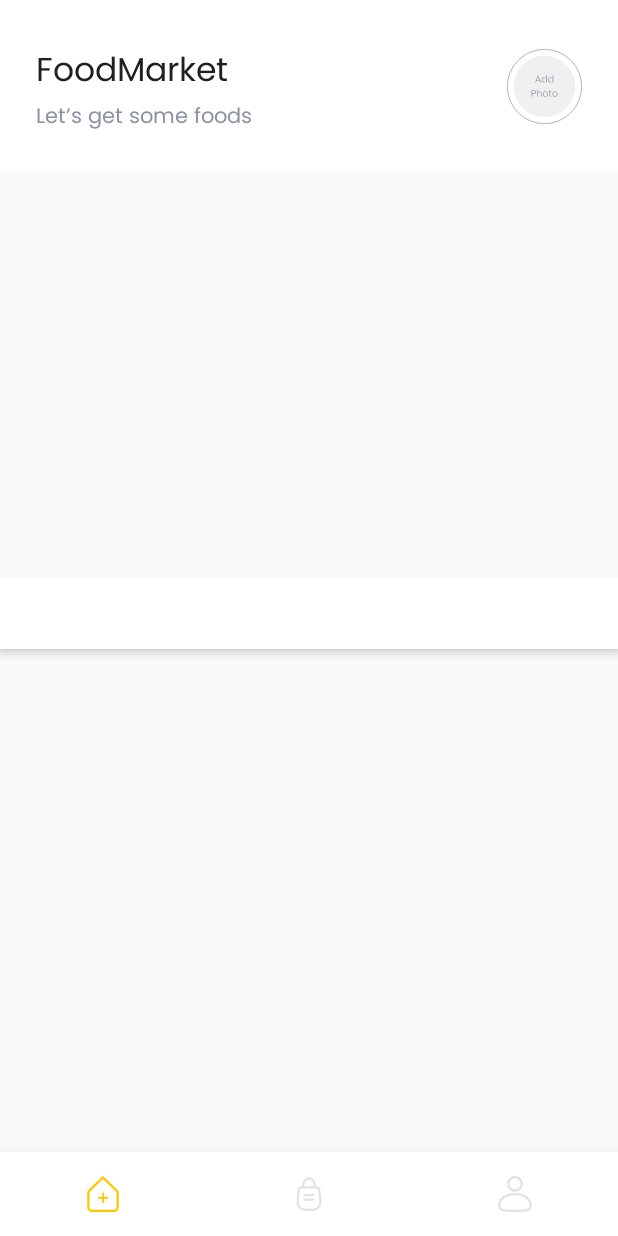
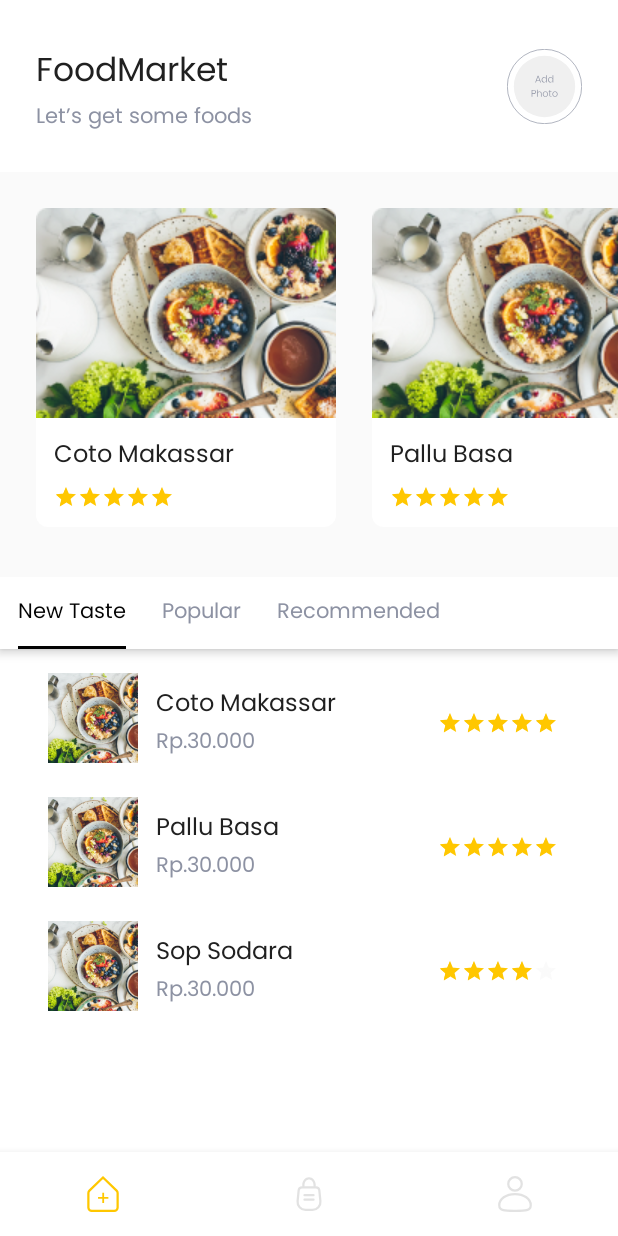
Before and after one commit to HarizahSyawal/FoodAppMarket-Kotlin, an Android app: the HomeFragment screen opened directly, with no data from a screen before it, on a phone screen of 412 x 824 dp. Run offline under Robolectric (Android 15) with nearby library versions, the phone set to English and light mode, and no system bars; our stand-ins replace navigation-ui.

Commit message:
New Changes :
feat(foodpage) :
- FoodPage Slider image
- Custom Tab
- Implement data dummy
Update Gradle :
- apply plugin: 'com.github.bumptech.glide:glide:4.11.0'

```diff
--- a/FrontEnd/app/build.gradle
+++ b/FrontEnd/app/build.gradle
@@ -52,6 +52,8 @@ dependencies {
 
     implementation 'com.airbnb.android:lottie:3.4.4'
 
+    implementation 'com.github.bumptech.glide:glide:4.11.0'
+
     testImplementation 'junit:junit:4.13.2'
     androidTestImplementation 'androidx.test.ext:junit:1.1.5'
     androidTestImplementation 'androidx.test.espresso:espresso-core:3.5.1'
--- /dev/null
+++ b/FrontEnd/app/src/main/java/com/hariz/foodmarketapp/model/dummy/HomeModel.kt
@@ -0,0 +1,13 @@
+package com.hariz.foodmarketapp.model.dummy
+
+class HomeModel (title: String, src: String, rating: Float) {
+    var title = ""
+    var src = ""
+    var rating = 0f
+
+    init {
+        this.title = title
+        this.src = src
+        this.rating = rating
+    }
+}
--- /dev/null
+++ b/FrontEnd/app/src/main/java/com/hariz/foodmarketapp/model/dummy/HomeVerticalModel.kt
@@ -0,0 +1,17 @@
+package com.hariz.foodmarketapp.model.dummy
+
+class HomeVerticalModel (title:String, price:String, src:String, rating:Float) {
+
+    var title = ""
+    var price = ""
+    var src = ""
+    var rating = 0f
+
+    init {
+        this.title = title
+        this.price = price
+        this.src = src
+        this.rating = rating
+    }
+
+}
--- /dev/null
+++ b/FrontEnd/app/src/main/java/com/hariz/foodmarketapp/model/dummy/ProfileMenuModel.kt
@@ -0,0 +1,11 @@
+package com.hariz.foodmarketapp.model.dummy
+
+class ProfileMenuModel (title:String) {
+
+    var title = ""
+
+    init {
+        this.title = title
+    }
+
+}
--- /dev/null
+++ b/FrontEnd/app/src/main/java/com/hariz/foodmarketapp/ui/home/HomeAdapter.kt
@@ -0,0 +1,52 @@
+package com.hariz.foodmarketapp.ui.home
+
+import android.view.LayoutInflater
+import android.view.View
+import android.view.ViewGroup
+import androidx.recyclerview.widget.RecyclerView
+import com.bumptech.glide.Glide
+import com.hariz.foodmarketapp.R
+import com.hariz.foodmarketapp.model.dummy.HomeModel
+import kotlinx.android.synthetic.main.fragment_home.view.tvTitle
+import kotlinx.android.synthetic.main.item_home_horizontal.view.*
+
+class HomeAdapter (
+    private val listData : List<HomeModel>,
+    private val itemAdapterCallback : ItemAdapterCallback,
+) : RecyclerView.Adapter<HomeAdapter.ViewHolder>(){
+    override fun onCreateViewHolder(parent: ViewGroup, viewType: Int): ViewHolder {
+        val layoutInflater = LayoutInflater.from(parent.context)
+        val view = layoutInflater.inflate(R.layout.item_home_horizontal, parent, false)
+        return ViewHolder(view)
+
+    }
+
+    override fun onBindViewHolder(holder: ViewHolder, position: Int) {
+        holder.bind(listData[position], itemAdapterCallback)
+    }
+
+    override fun getItemCount(): Int {
+        return listData.size
+    }
+
+    class ViewHolder (itemView:View) : RecyclerView.ViewHolder(itemView) {
+        fun bind(data : HomeModel, itemAdapterCallback: ItemAdapterCallback) {
+            itemView.apply {
+                tvTitle.text = data.title
+
+                rbFood.rating = data.rating
+
+//                Glide.with(context)
+//                    .load(data.src)
+//                    .into(ivPoster)
+
+                itemView.setOnClickListener { itemAdapterCallback.onClick(it, data) }
+            }
+        }
+    }
+
+    interface ItemAdapterCallback {
+        fun onClick(v: View, data:HomeModel)
+    }
+
+}
--- a/FrontEnd/app/src/main/java/com/hariz/foodmarketapp/ui/home/HomeFragment.kt
+++ b/FrontEnd/app/src/main/java/com/hariz/foodmarketapp/ui/home/HomeFragment.kt
@@ -6,25 +6,20 @@ import android.os.Bundle
 import android.view.LayoutInflater
 import android.view.View
 import android.view.ViewGroup
+import android.widget.LinearLayout
 import android.widget.Toast
 import androidx.fragment.app.Fragment
 import androidx.recyclerview.widget.LinearLayoutManager
 import androidx.recyclerview.widget.RecyclerView
+import androidx.viewpager.widget.ViewPager
 import com.hariz.foodmarketapp.R
+import com.hariz.foodmarketapp.model.dummy.HomeModel
 import kotlinx.android.synthetic.main.fragment_home.*
 import kotlinx.coroutines.flow.flowOf
 
-//class HomeFragment : Fragment(),HomeAdapter.ItemAdapterCallback, HomeContract.View {
-    class HomeFragment : Fragment(){
+    class HomeFragment : Fragment(), HomeAdapter.ItemAdapterCallback{
 
-//    private var newStateList : ArrayList<Data> = ArrayList()
-//    private var popularList : ArrayList<Data> = ArrayList()
-//    private var recomendedList : ArrayList<Data> = ArrayList()
-//
-
-//    private lateinit var presenter:HomePresenter
-
-    var progressDialog : Dialog? = null
+    private var foodList : ArrayList<HomeModel> = ArrayList()
 
     override fun onCreateView(
         inflater: LayoutInflater,
@@ -35,91 +30,30 @@ import kotlinx.coroutines.flow.flowOf
         return root
     }
 
-    override fun onActivityCreated(savedInstanceState: Bundle?) {
-        super.onActivityCreated(savedInstanceState)
+        override fun onActivityCreated(savedInstanceState: Bundle?) {
+            super.onActivityCreated(savedInstanceState)
 
-        initView()
-//        presenter = HomePresenter(this)
-//        presenter.getHome()
-        //initDataDummy()
+            initDataDummy()
+            var adapter = HomeAdapter(foodList, this)
+            var layoutManager : RecyclerView.LayoutManager = LinearLayoutManager(context, LinearLayoutManager.HORIZONTAL, false)
+            rcList.layoutManager = layoutManager
+            rcList.adapter = adapter
 
+            val sectionPagerAdapter = SectionPagerAdapter(
+                childFragmentManager
+            )
+            viewPager.adapter = sectionPagerAdapter
+            tabLayout.setupWithViewPager(viewPager)
+        }
 
-
+    fun initDataDummy(){
+        foodList = ArrayList()
+        foodList.add(HomeModel("Coto Makassar", "", 5f))
+        foodList.add(HomeModel("Pallu Basa", "", 5f))
+        foodList.add(HomeModel("Sop Sodara", "", 4f))
     }
 
-    private fun initView() {
-        progressDialog = Dialog(requireContext())
-        val dialogLayout = layoutInflater.inflate(R.layout.dialog_loader, null)
-
-        progressDialog?.let {
-            it.setContentView(dialogLayout)
-            it.setCancelable(false)
-            it.window?.setBackgroundDrawableResource(android.R.color.transparent)
+        override fun onClick(v: View, data: HomeModel) {
+            Toast.makeText(context, "Percobaan klik item " + data.title, Toast.LENGTH_SHORT).show()
         }
-
-//        var user = FoodMarket.getApp().getUser()
-//        var userResponse = Gson().fromJson(user, User::class.java)
-//
-//        if (!userResponse.profile_photo_url.isNullOrEmpty()) {
-//            Glide.with(requireActivity())
-//                .load(userResponse.profile_photo_url)
-//                .apply(RequestOptions.circleCropTransform())
-//                .into(ivProfil)
-//        }
     }
-
-//    fun initDataDummy() {
-//        foodList = ArrayList()
-//        foodList.add(HomeModel("Cherry Healthy","",5f))
-//        foodList.add(HomeModel("Burger Tamayo","",4f))
-//        foodList.add(HomeModel("Bakhwan Cihuy","",4.5f))
-//
-//    }
-
-//    override fun onClick(v: View, data: Data) {
-//        val detail = Intent(activity, DetailActivity::class.java).putExtra("data", data)
-//        startActivity(detail)
-//    }
-//
-//    override fun onHomeSuccess(homeResponse: HomeResponse) {
-//
-//        for (a in homeResponse.data.indices) {
-//
-//            var items:List<String> = homeResponse.data[a].types?.split(",") ?: ArrayList()
-//            for (x in items.indices) {
-//                if (items[x].equals("new_food", true)) {
-//                    newStateList?.add(homeResponse.data[a])
-//                } else if (items[x].equals("recommended", true)) {
-//                    recomendedList?.add(homeResponse.data[a])
-//                } else if (items[x].equals("popular", true)) {
-//                    popularList?.add(homeResponse.data[a])
-//                }
-//            }
-//
-//        }
-//
-//        var adapter = HomeAdapter(homeResponse.data, this)
-//        var layoutManager: RecyclerView.LayoutManager = LinearLayoutManager(context, LinearLayoutManager.HORIZONTAL, false)
-//        rcList.layoutManager = layoutManager
-//        rcList.adapter = adapter
-//
-//        val sectionPagerAdapter = SectionPagerAdapter(
-//            childFragmentManager
-//        )
-//        sectionPagerAdapter.setData(newStateList, popularList, recomendedList)
-//        viewPager.adapter = sectionPagerAdapter
-//        tabLayout.setupWithViewPager(viewPager)
-//    }
-//
-//    override fun onHomeFailed(message: String) {
-//        Toast.makeText(context, message, Toast.LENGTH_SHORT).show()
-//    }
-//
-//    override fun showLoading() {
-//        progressDialog?.show()
-//    }
-//
-//    override fun dismissLoading() {
-//        progressDialog?.dismiss()
-//    }
-}
--- /dev/null
+++ b/FrontEnd/app/src/main/java/com/hariz/foodmarketapp/ui/home/SectionPagerAdapter.kt
@@ -0,0 +1,46 @@
+package com.hariz.foodmarketapp.ui.home
+
+import androidx.fragment.app.Fragment
+import androidx.fragment.app.FragmentManager
+import androidx.fragment.app.FragmentPagerAdapter
+import com.hariz.foodmarketapp.ui.home.newtaste.HomeNewTasteFragment
+import com.hariz.foodmarketapp.ui.home.popular.HomePopularFragment
+import com.hariz.foodmarketapp.ui.home.recommended.HomeRecommendedFragment
+
+class SectionPagerAdapter(fm:FragmentManager) : FragmentPagerAdapter(fm){
+
+    override fun getPageTitle(position: Int): CharSequence? {
+        return when(position){
+            0 -> "New Taste"
+            1 -> "Popular"
+            2 -> "Recommended"
+            else -> ""
+        }
+    }
+
+    override fun getCount(): Int {
+        return 3
+    }
+
+    override fun getItem(position: Int): Fragment {
+        var fragment : Fragment
+        return when(position){
+            0 -> {
+                fragment = HomeNewTasteFragment()
+                return fragment
+            }
+            1 -> {
+                fragment = HomePopularFragment()
+                return fragment
+            }
+            2 -> {
+                fragment = HomeRecommendedFragment()
+                return fragment
+            }
+            else ->{
+                fragment = HomeNewTasteFragment()
+                return fragment
+            }
+        }
+    }
+}
--- /dev/null
+++ b/FrontEnd/app/src/main/java/com/hariz/foodmarketapp/ui/home/newtaste/HomeNewTasteAdapter.kt
@@ -0,0 +1,51 @@
+package com.hariz.foodmarketapp.ui.home.newtaste
+
+import android.view.LayoutInflater
+import android.view.View
+import android.view.ViewGroup
+import androidx.recyclerview.widget.RecyclerView
+import com.hariz.foodmarketapp.R
+import com.hariz.foodmarketapp.model.dummy.HomeVerticalModel
+import kotlinx.android.synthetic.main.item_home_vertical.view.*
+import kotlinx.android.synthetic.main.item_home_vertical.view.rbFood
+
+class HomeNewTasteAdapter (
+    private val listData : List<HomeVerticalModel>,
+    private val itemAdapterCallback : ItemAdapterCallback,
+) : RecyclerView.Adapter<HomeNewTasteAdapter.ViewHolder>(){
+    override fun onCreateViewHolder(parent: ViewGroup, viewType: Int): ViewHolder {
+        val layoutInflater = LayoutInflater.from(parent.context)
+        val view = layoutInflater.inflate(R.layout.item_home_vertical, parent, false)
+        return ViewHolder(view)
+
+    }
+
+    override fun onBindViewHolder(holder: ViewHolder, position: Int) {
+        holder.bind(listData[position], itemAdapterCallback)
+    }
+
+    override fun getItemCount(): Int {
+        return listData.size
+    }
+
+    class ViewHolder (itemView: View) : RecyclerView.ViewHolder(itemView) {
+        fun bind(data : HomeVerticalModel, itemAdapterCallback: ItemAdapterCallback) {
+            itemView.apply {
+                tvTitle.text = data.title
+                tvPrice.text = data.price
+                rbFood.rating = data.rating
+
+//                Glide.with(context)
+//                    .load(data.src)
+//                    .into(ivPoster)
+
+                itemView.setOnClickListener { itemAdapterCallback.onClick(it, data) }
+            }
+        }
+    }
+
+    interface ItemAdapterCallback {
+        fun onClick(v: View, data: HomeVerticalModel)
+    }
+
+}
--- /dev/null
+++ b/FrontEnd/app/src/main/java/com/hariz/foodmarketapp/ui/home/newtaste/HomeNewTasteFragment.kt
@@ -0,0 +1,47 @@
+package com.hariz.foodmarketapp.ui.home.newtaste
+
+import android.os.Bundle
+import androidx.fragment.app.Fragment
+import android.view.LayoutInflater
+import android.view.View
+import android.view.ViewGroup
+import androidx.recyclerview.widget.LinearLayoutManager
+import androidx.recyclerview.widget.RecyclerView
+import com.hariz.foodmarketapp.R
+import com.hariz.foodmarketapp.model.dummy.HomeVerticalModel
+import com.hariz.foodmarketapp.ui.home.HomeAdapter
+import kotlinx.android.synthetic.main.fragment_home.*
+
+class HomeNewTasteFragment : Fragment(), HomeNewTasteAdapter.ItemAdapterCallback {
+
+    private var foodList : ArrayList<HomeVerticalModel> = ArrayList()
+
+    override fun onCreateView(
+        inflater: LayoutInflater, container: ViewGroup?,
+        savedInstanceState: Bundle?
+    ): View? {
+        // Inflate the layout for this fragment
+        return inflater.inflate(R.layout.fragment_home_new_taste, container, false)
+    }
+
+    override fun onActivityCreated(savedInstanceState: Bundle?) {
+        super.onActivityCreated(savedInstanceState)
+        initDummy()
+        var adapter = HomeNewTasteAdapter(foodList, this)
+        var layoutManager : RecyclerView.LayoutManager = LinearLayoutManager(context, LinearLayoutManager.VERTICAL, false)
+        rcList.layoutManager = layoutManager
+        rcList.adapter = adapter
+    }
+
+    fun initDummy(){
+        foodList = ArrayList()
+        foodList.add(HomeVerticalModel("Coto Makassar", "Rp.30.000", "", 5f))
+        foodList.add(HomeVerticalModel("Pallu Basa", "Rp.30.000", "", 5f))
+        foodList.add(HomeVerticalModel("Sop Sodara", "Rp.30.000", "", 4f))
+    }
+
+    override fun onClick(v: View, data: HomeVerticalModel) {
+        TODO("Not yet implemented")
+    }
+
+}
--- /dev/null
+++ b/FrontEnd/app/src/main/java/com/hariz/foodmarketapp/ui/home/popular/HomePopularFragment.kt
@@ -0,0 +1,24 @@
+package com.hariz.foodmarketapp.ui.home.popular
+
+import android.os.Bundle
+import androidx.fragment.app.Fragment
+import android.view.LayoutInflater
+import android.view.View
+import android.view.ViewGroup
+import com.hariz.foodmarketapp.R
+
+class HomePopularFragment : Fragment() {
+
+    override fun onCreate(savedInstanceState: Bundle?) {
+        super.onCreate(savedInstanceState)
+    }
+
+    override fun onCreateView(
+        inflater: LayoutInflater, container: ViewGroup?,
+        savedInstanceState: Bundle?
+    ): View? {
+        // Inflate the layout for this fragment
+        return inflater.inflate(R.layout.fragment_home_new_taste, container, false)
+    }
+
+}
--- /dev/null
+++ b/FrontEnd/app/src/main/java/com/hariz/foodmarketapp/ui/home/recommended/HomeRecommendedFragment.kt
@@ -0,0 +1,24 @@
+package com.hariz.foodmarketapp.ui.home.recommended
+
+import android.os.Bundle
+import androidx.fragment.app.Fragment
+import android.view.LayoutInflater
+import android.view.View
+import android.view.ViewGroup
+import com.hariz.foodmarketapp.R
+
+class HomeRecommendedFragment : Fragment() {
+
+    override fun onCreate(savedInstanceState: Bundle?) {
+        super.onCreate(savedInstanceState)
+    }
+
+    override fun onCreateView(
+        inflater: LayoutInflater, container: ViewGroup?,
+        savedInstanceState: Bundle?
+    ): View? {
+        // Inflate the layout for this fragment
+        return inflater.inflate(R.layout.fragment_home_new_taste, container, false)
+    }
+
+}
--- /dev/null
+++ b/FrontEnd/app/src/main/res/layout/fragment_home_new_taste.xml
@@ -0,0 +1,22 @@
+<?xml version="1.0" encoding="utf-8"?>
+<androidx.constraintlayout.widget.ConstraintLayout xmlns:android="http://schemas.android.com/apk/res/android"
+    xmlns:app="http://schemas.android.com/apk/res-auto"
+    xmlns:tools="http://schemas.android.com/tools"
+    android:layout_width="match_parent"
+    android:layout_height="match_parent"
+    tools:context=".ui.home.newtaste.HomeNewTasteFragment">
+
+    <androidx.recyclerview.widget.RecyclerView
+        android:id="@+id/rcList"
+        android:layout_width="0dp"
+        android:layout_height="0dp"
+        android:background="#FFF"
+        android:padding="16dp"
+        tools:listitem="@layout/item_home_vertical"
+        tools:itemCount="1"
+        app:layout_constraintBottom_toBottomOf="parent"
+        app:layout_constraintEnd_toEndOf="parent"
+        app:layout_constraintStart_toStartOf="parent"
+        app:layout_constraintTop_toTopOf="parent" />
+
+</androidx.constraintlayout.widget.ConstraintLayout>
--- /dev/null
+++ b/FrontEnd/app/src/main/res/layout/item_home_vertical.xml
@@ -0,0 +1,53 @@
+<?xml version="1.0" encoding="utf-8"?>
+<androidx.constraintlayout.widget.ConstraintLayout xmlns:android="http://schemas.android.com/apk/res/android"
+    xmlns:app="http://schemas.android.com/apk/res-auto"
+    xmlns:tools="http://schemas.android.com/tools"
+    android:layout_width="match_parent"
+    android:layout_height="wrap_content"
+    android:paddingBottom="16dp">
+
+    <ImageView
+        android:id="@+id/ivPoster"
+        android:layout_width="60dp"
+        android:layout_height="60dp"
+        android:layout_marginStart="16dp"
+        android:scaleType="centerCrop"
+        app:layout_constraintStart_toStartOf="parent"
+        app:layout_constraintTop_toTopOf="parent"
+        app:srcCompat="@drawable/iv_sample_product"
+        android:background="@drawable/shape_rectangle_8_fff"/>
+
+    <TextView
+        android:id="@+id/tvTitle"
+        style="@style/TextView.PoppinsNormal16sp020202"
+        android:layout_width="wrap_content"
+        android:layout_height="wrap_content"
+        android:layout_marginStart="12dp"
+        android:layout_marginTop="8dp"
+        android:text="Cherry Healthy"
+        app:layout_constraintStart_toEndOf="@+id/ivPoster"
+        app:layout_constraintTop_toTopOf="parent" />
+
+    <TextView
+        android:id="@+id/tvPrice"
+        style="@style/TextView.PoppinsNormal14sp8D92A3"
+        android:layout_width="wrap_content"
+        android:layout_height="wrap_content"
+        android:layout_marginStart="12dp"
+        android:layout_marginBottom="8dp"
+        android:text="Rp. 28.000"
+        app:layout_constraintBottom_toBottomOf="parent"
+        app:layout_constraintStart_toEndOf="@+id/ivPoster"
+        app:layout_constraintTop_toBottomOf="@+id/tvTitle" />
+
+    <RatingBar
+        android:id="@+id/rbFood"
+        android:theme="@style/RatingBar"
+        style="@style/Widget.AppCompat.RatingBar.Small"
+        android:layout_width="wrap_content"
+        android:layout_height="wrap_content"
+        android:layout_marginEnd="24dp"
+        app:layout_constraintBottom_toBottomOf="parent"
+        app:layout_constraintEnd_toEndOf="parent"
+        app:layout_constraintTop_toTopOf="parent" />
+</androidx.constraintlayout.widget.ConstraintLayout>
```
